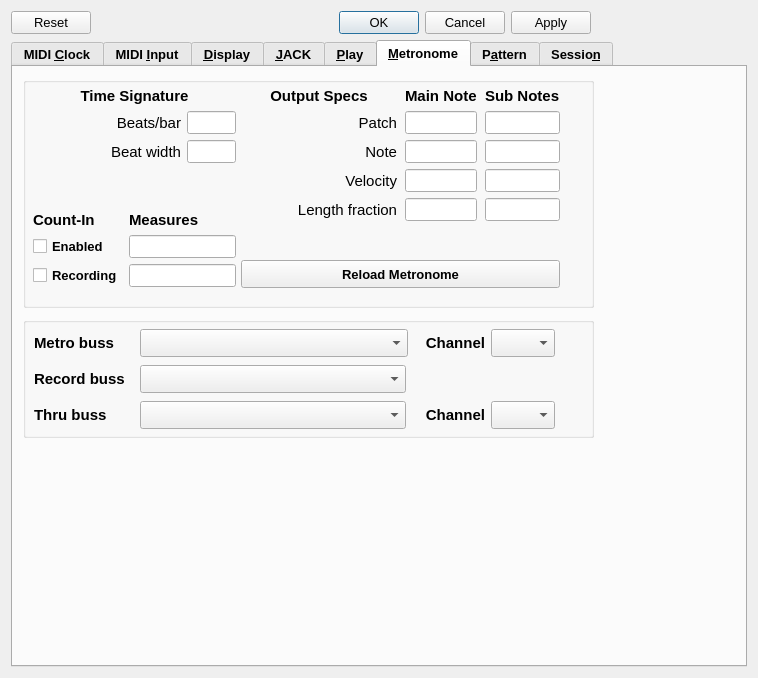
First picture: the form in seq_qt5/src/gui/qseditoptions.ui, repository ahlstromcj/seq66, before the edit.
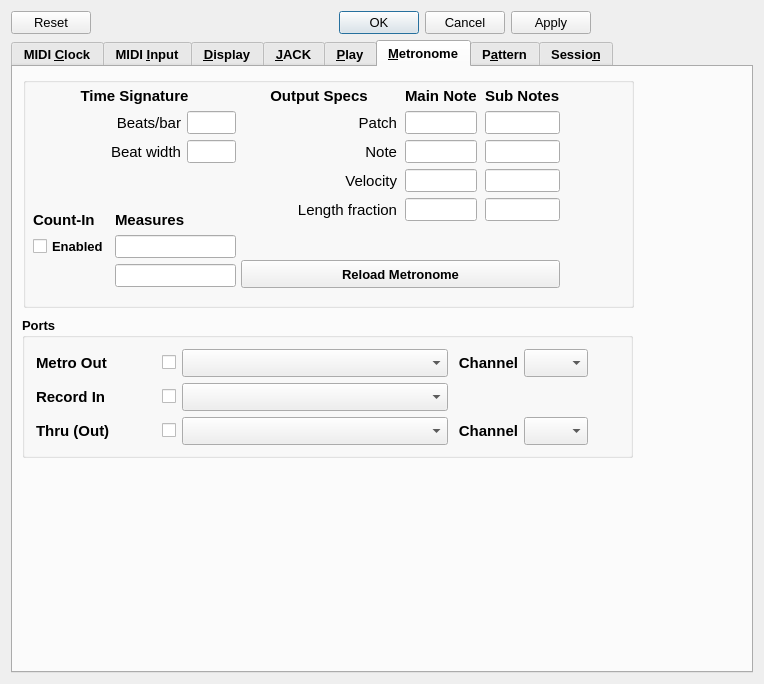
Second picture: the form after the edit.

Commit message: Interim check-in, refactoring metronome settings.

The edit to the form file:
```diff
--- a/seq_qt5/src/gui/qseditoptions.ui
+++ b/seq_qt5/src/gui/qseditoptions.ui
@@ -6,8 +6,8 @@
    <rect>
     <x>0</x>
     <y>0</y>
-    <width>758</width>
-    <height>678</height>
+    <width>764</width>
+    <height>684</height>
    </rect>
   </property>
   <property name="font">
@@ -2876,17 +2876,6 @@
             </property>
            </widget>
           </item>
-          <item row="2" column="0">
-           <widget class="QCheckBox" name="checkbox_metro_recording">
-            <property name="toolTip">
-             <string>If set, allow recording while counting in.
-NOTE: this feature is not yet finished.</string>
-            </property>
-            <property name="text">
-             <string>Recording</string>
-            </property>
-           </widget>
-          </item>
           <item row="2" column="1">
            <widget class="QLineEdit" name="lineedit_metro_recording_measures">
             <property name="toolTip">
@@ -3095,23 +3084,46 @@
         </item>
        </layout>
       </widget>
-      <widget class="QWidget" name="layoutWidgetMetro">
+      <widget class="QGroupBox" name="groupBox_6">
        <property name="geometry">
         <rect>
-         <x>21</x>
-         <y>260</y>
-         <width>521</width>
-         <height>105</height>
+         <x>10</x>
+         <y>10</y>
+         <width>611</width>
+         <height>231</height>
         </rect>
        </property>
-       <layout class="QVBoxLayout" name="verticalLayout_5">
-        <item>
-         <layout class="QHBoxLayout" name="horizontalLayout" stretch="1,4,1,2">
-          <item>
+       <property name="title">
+        <string/>
+       </property>
+      </widget>
+      <widget class="QGroupBox" name="groupBox_7">
+       <property name="geometry">
+        <rect>
+         <x>9</x>
+         <y>250</y>
+         <width>611</width>
+         <height>141</height>
+        </rect>
+       </property>
+       <property name="title">
+        <string>Ports</string>
+       </property>
+       <widget class="QWidget" name="layoutWidget">
+        <property name="geometry">
+         <rect>
+          <x>14</x>
+          <y>32</y>
+          <width>552</width>
+          <height>98</height>
+         </rect>
+        </property>
+        <layout class="QGridLayout" name="gridLayout_8">
+         <item row="0" column="0">
            <widget class="QLabel" name="label_metro_buss">
             <property name="minimumSize">
              <size>
-              <width>100</width>
+             <width>120</width>
               <height>28</height>
              </size>
             </property>
@@ -3122,11 +3134,22 @@
              </font>
             </property>
             <property name="text">
-             <string>Metro buss</string>
+            <string>Metro Out</string>
             </property>
            </widget>
           </item>
-          <item>
+         <item row="0" column="1">
+          <widget class="QCheckBox" name="checkbox_metro_enabled">
+           <property name="toolTip">
+            <string>If checked, use of the given bus as a metronome
+sound is enabled.</string>
+           </property>
+           <property name="text">
+            <string/>
+           </property>
+          </widget>
+         </item>
+         <item row="0" column="2">
            <widget class="QComboBox" name="combobox_metro_buss">
             <property name="minimumSize">
              <size>
@@ -3145,7 +3168,7 @@
             </property>
            </widget>
           </item>
-          <item>
+         <item row="0" column="3">
            <widget class="QLabel" name="label_metro_channel">
             <property name="font">
              <font>
@@ -3161,7 +3184,7 @@
             </property>
            </widget>
           </item>
-          <item>
+         <item row="0" column="4">
            <widget class="QComboBox" name="combobox_metro_channel">
             <property name="minimumSize">
              <size>
@@ -3180,15 +3203,11 @@
             </property>
            </widget>
           </item>
-         </layout>
-        </item>
-        <item>
-         <layout class="QHBoxLayout" name="horizontalLayout_4">
-          <item>
+         <item row="1" column="0">
            <widget class="QLabel" name="label_record_bus">
             <property name="minimumSize">
              <size>
-              <width>100</width>
+             <width>120</width>
               <height>28</height>
              </size>
             </property>
@@ -3199,11 +3218,22 @@
              </font>
             </property>
             <property name="text">
-             <string>Record buss</string>
+            <string>Record In</string>
             </property>
            </widget>
           </item>
-          <item>
+         <item row="1" column="1">
+          <widget class="QCheckBox" name="checkbox_metro_recording">
+           <property name="toolTip">
+            <string>If checked, the use of this buss as input for
+&quot;scratchpad recording&quot; is enabled.</string>
+           </property>
+           <property name="text">
+            <string/>
+           </property>
+          </widget>
+         </item>
+         <item row="1" column="2">
            <widget class="QComboBox" name="combobox_metro_record_buss">
             <property name="minimumSize">
              <size>
@@ -3223,7 +3253,7 @@
             </property>
            </widget>
           </item>
-          <item>
+         <item row="1" column="3">
            <spacer name="horizontalSpacer">
             <property name="orientation">
              <enum>Qt::Orientation::Horizontal</enum>
@@ -3236,15 +3266,11 @@
             </property>
            </spacer>
           </item>
-         </layout>
-        </item>
-        <item>
-         <layout class="QHBoxLayout" name="horizontalLayout_5" stretch="1,4,1,2">
-          <item>
+         <item row="2" column="0">
            <widget class="QLabel" name="label_metro_thru_buss">
             <property name="minimumSize">
              <size>
-              <width>100</width>
+             <width>120</width>
               <height>28</height>
              </size>
             </property>
@@ -3255,11 +3281,22 @@
              </font>
             </property>
             <property name="text">
-             <string>Thru buss</string>
+            <string>Thru (Out)</string>
             </property>
            </widget>
           </item>
-          <item>
+         <item row="2" column="1">
+          <widget class="QCheckBox" name="checkbox_metro_thru">
+           <property name="toolTip">
+            <string>If checked, the use of this buss as an output
+for &quot;scratchpad recording&quot; is enabled.</string>
+           </property>
+           <property name="text">
+            <string/>
+           </property>
+          </widget>
+         </item>
+         <item row="2" column="2">
            <widget class="QComboBox" name="combobox_metro_thru_buss">
             <property name="minimumSize">
              <size>
@@ -3279,7 +3316,7 @@
             </property>
            </widget>
           </item>
-          <item>
+         <item row="2" column="3">
            <widget class="QLabel" name="label_metro_thru_channel">
             <property name="font">
              <font>
@@ -3295,7 +3332,7 @@
             </property>
            </widget>
           </item>
-          <item>
+         <item row="2" column="4">
            <widget class="QComboBox" name="combobox_metro_thru_channel">
             <property name="minimumSize">
              <size>
@@ -3316,36 +3353,8 @@
            </widget>
           </item>
          </layout>
-        </item>
-       </layout>
-      </widget>
-      <widget class="QGroupBox" name="groupBox_6">
-       <property name="geometry">
-        <rect>
-         <x>10</x>
-         <y>10</y>
-         <width>571</width>
-         <height>231</height>
-        </rect>
-       </property>
-       <property name="title">
-        <string/>
-       </property>
+       </widget>
       </widget>
-      <widget class="QGroupBox" name="groupBox_7">
-       <property name="geometry">
-        <rect>
-         <x>10</x>
-         <y>250</y>
-         <width>571</width>
-         <height>121</height>
-        </rect>
-       </property>
-       <property name="title">
-        <string/>
-       </property>
-      </widget>
-      <zorder>groupBox_7</zorder>
       <zorder>groupBox_6</zorder>
       <zorder>metroLayoutWidget</zorder>
       <zorder>metroLayoutWidget2</zorder>
```
Left out of the diff: 2 changed lines with no effect on the pictures. Lines whose indentation alone changed are shown as unchanged. The commit also changes 16 other files.
